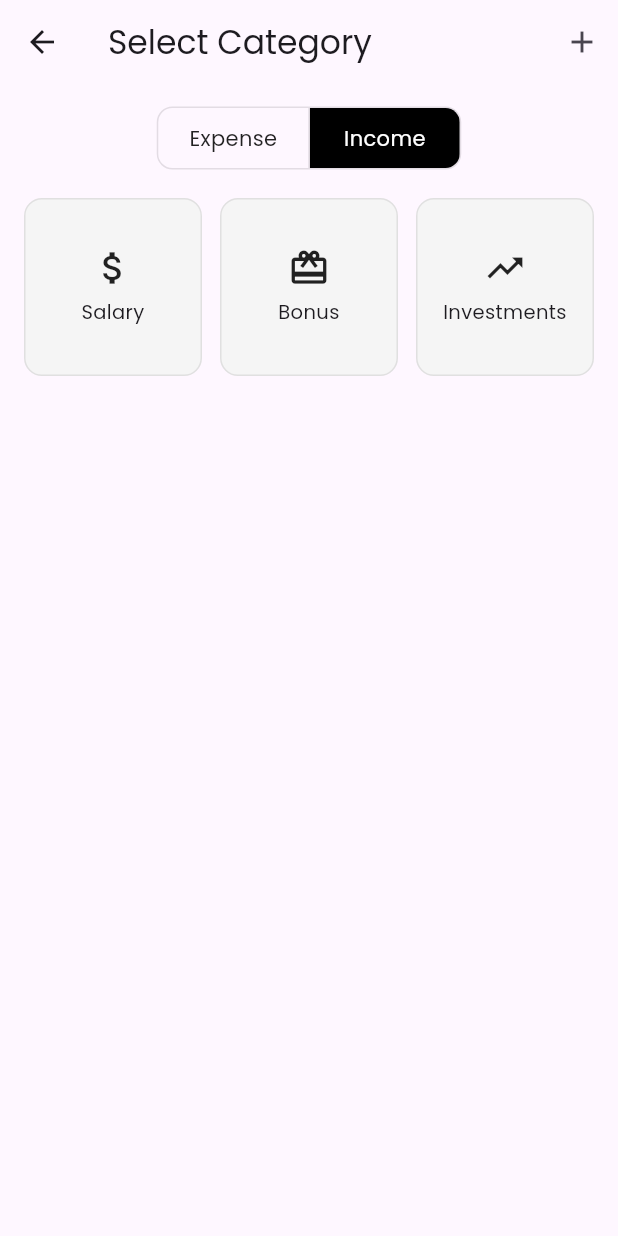
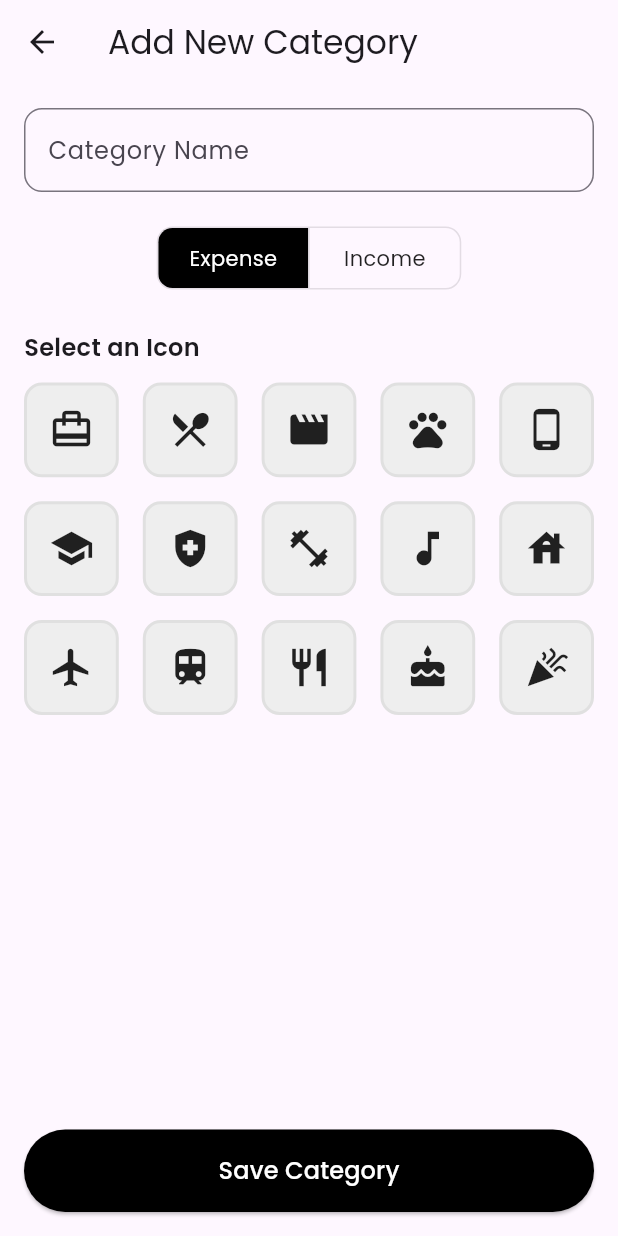
Before and after one commit to negi-tushar/expense_tracker, a Flutter app: the CategorySelectionScreen screen opened directly, after a tap on "Income", after a tap on the "add" icon, on a phone screen of 412 x 824 dp. Run offline on Flutter 3.47's test engine with Material 3 defaults, Android fonts, the phone set to English and light mode, and no system bars; our stand-ins replace equatable, fl_chart, flutter_bloc, flutter_slidable, google_fonts, hive and 1 more; accounts and stored records are empty.

Commit message:
Fixed UI and other enhancements

```diff
--- /dev/null
+++ b/lib/blocs/bloc/category_bloc.dart
@@ -0,0 +1,87 @@
+// lib/blocs/categories/category_bloc.dart
+
+import 'package:flutter/material.dart';
+import 'package:flutter_bloc/flutter_bloc.dart';
+import 'package:expense_tracker/services/hive_service.dart';
+import 'package:expense_tracker/models/category_model.dart';
+import 'category_event.dart';
+import 'category_state.dart';
+
+class CategoryBloc extends Bloc<CategoryEvent, CategoryState> {
+  CategoryBloc() : super(CategoryInitial()) {
+    // MODIFIED: We now have one handler for initialization.
+    on<InitializeCategories>(_onInitializeCategories);
+
+    on<AddCategory>(_onAddCategory);
+    on<UpdateCategory>(_onUpdateCategory);
+    on<DeleteCategory>(_onDeleteCategory);
+  }
+
+  // REWRITTEN: This handler now does everything.
+  Future<void> _onInitializeCategories(InitializeCategories event, Emitter<CategoryState> emit) async {
+    emit(CategoryLoading()); // 1. Emit Loading first
+    try {
+      // 2. Check if data is empty
+      final categories = HiveManager.getAllCategories();
+      if (categories.isEmpty) {
+        // 3. If empty, seed the database
+        final List<CategoryModel> defaultCategories = [
+          CategoryModel(name: 'Food', iconCodePoint: Icons.fastfood.codePoint, isIncome: false),
+          CategoryModel(name: 'Transport', iconCodePoint: Icons.directions_car.codePoint, isIncome: false),
+          CategoryModel(name: 'Shopping', iconCodePoint: Icons.shopping_bag.codePoint, isIncome: false),
+          CategoryModel(name: 'Bills', iconCodePoint: Icons.receipt_long.codePoint, isIncome: false),
+          CategoryModel(name: 'Entertainment', iconCodePoint: Icons.movie.codePoint, isIncome: false),
+          CategoryModel(name: 'Salary', iconCodePoint: Icons.attach_money.codePoint, isIncome: true),
+          CategoryModel(name: 'Bonus', iconCodePoint: Icons.card_giftcard.codePoint, isIncome: true),
+          CategoryModel(name: 'Investments', iconCodePoint: Icons.trending_up.codePoint, isIncome: true),
+        ];
+        for (final category in defaultCategories) {
+          await HiveManager.addCategory(category);
+        }
+      }
+      // 4. After checking/seeding, load and emit the final state.
+      await _loadAndEmitCategories(emit);
+    } catch (e) {
+      emit(CategoryError("Failed to initialize categories: ${e.toString()}"));
+    }
+  }
+
+  // MODIFIED: The other handlers now use the helper method.
+  Future<void> _onAddCategory(AddCategory event, Emitter<CategoryState> emit) async {
+    try {
+      await HiveManager.addCategory(event.category);
+      await _loadAndEmitCategories(emit);
+    } catch (e) {
+      emit(CategoryError("Failed to add category: ${e.toString()}"));
+    }
+  }
+
+  Future<void> _onUpdateCategory(UpdateCategory event, Emitter<CategoryState> emit) async {
+    try {
+      await HiveManager.updateCategory(event.category);
+      await _loadAndEmitCategories(emit);
+    } catch (e) {
+      emit(CategoryError("Failed to update category: ${e.toString()}"));
+    }
+  }
+
+  Future<void> _onDeleteCategory(DeleteCategory event, Emitter<CategoryState> emit) async {
+    try {
+      await HiveManager.deleteCategory(event.categoryKey);
+      await _loadAndEmitCategories(emit);
+    } catch (e) {
+      emit(CategoryError("Failed to delete category: ${e.toString()}"));
+    }
+  }
+
+  // ADDED: A private helper to avoid repeating code.
+  Future<void> _loadAndEmitCategories(Emitter<CategoryState> emit) async {
+    final allCategories = HiveManager.getAllCategories();
+    final incomeCategories = allCategories.where((cat) => cat.isIncome).toList();
+    final expenseCategories = allCategories.where((cat) => !cat.isIncome).toList();
+    emit(CategoryLoaded(
+      incomeCategories: incomeCategories,
+      expenseCategories: expenseCategories,
+    ));
+  }
+}
--- /dev/null
+++ b/lib/blocs/bloc/category_event.dart
@@ -0,0 +1,39 @@
+// lib/blocs/categories/category_event.dart
+
+import 'package:equatable/equatable.dart';
+import 'package:expense_tracker/models/category_model.dart';
+
+abstract class CategoryEvent extends Equatable {
+  const CategoryEvent();
+
+  @override
+  List<Object> get props => [];
+}
+
+// MODIFIED: This is now the single event for all loading/initialization.
+/// Event to initialize categories: seeds default data if needed, then loads all.
+class InitializeCategories extends CategoryEvent {}
+
+// Add, Update, and Delete events remain the same...
+class AddCategory extends CategoryEvent {
+  final CategoryModel category;
+  const AddCategory(this.category);
+  @override
+  List<Object> get props => [category];
+}
+
+class UpdateCategory extends CategoryEvent {
+  final CategoryModel category;
+  const UpdateCategory(this.category);
+  @override
+  List<Object> get props => [category];
+}
+
+class DeleteCategory extends CategoryEvent {
+  final int categoryKey;
+
+  const DeleteCategory(this.categoryKey);
+
+  @override
+  List<Object> get props => [categoryKey];
+}
--- /dev/null
+++ b/lib/blocs/bloc/category_state.dart
@@ -0,0 +1,41 @@
+// lib/blocs/categories/category_state.dart
+
+import 'package:equatable/equatable.dart';
+import 'package:expense_tracker/models/category_model.dart';
+
+abstract class CategoryState extends Equatable {
+  const CategoryState();
+
+  @override
+  List<Object> get props => [];
+}
+
+/// The initial state before any action has been taken
+class CategoryInitial extends CategoryState {}
+
+/// State while categories are being loaded from the database
+class CategoryLoading extends CategoryState {}
+
+/// State when categories have been successfully loaded
+class CategoryLoaded extends CategoryState {
+  final List<CategoryModel> incomeCategories;
+  final List<CategoryModel> expenseCategories;
+
+  const CategoryLoaded({
+    this.incomeCategories = const [],
+    this.expenseCategories = const [],
+  });
+
+  @override
+  List<Object> get props => [incomeCategories, expenseCategories];
+}
+
+/// State when an error occurs during category operations
+class CategoryError extends CategoryState {
+  final String message;
+
+  const CategoryError(this.message);
+
+  @override
+  List<Object> get props => [message];
+}
--- a/lib/models/category_model.dart
+++ b/lib/models/category_model.dart
@@ -15,10 +15,16 @@ class CategoryModel extends HiveObject {
   // Optionally store fontFamily if you want, else use default Icons font
   @HiveField(2)
   String? fontFamily;
-  @HiveField(3)
-  int id;
 
-  CategoryModel({required this.name, required this.iconCodePoint, this.fontFamily, required this.id});
+  @HiveField(4)
+  bool isIncome;
+
+  CategoryModel({
+    required this.name,
+    required this.isIncome,
+    required this.iconCodePoint,
+    this.fontFamily,
+  });
 
   // Helper to get IconData back easily
   IconData get iconData => IconData(iconCodePoint, fontFamily: fontFamily ?? 'MaterialIcons');
--- /dev/null
+++ b/lib/screens/add_category_screen.dart
@@ -0,0 +1,190 @@
+import 'package:expense_tracker/blocs/bloc/category_bloc.dart';
+import 'package:expense_tracker/blocs/bloc/category_event.dart';
+import 'package:expense_tracker/models/category_model.dart'; // ADDED
+import 'package:flutter/material.dart';
+import 'package:flutter_bloc/flutter_bloc.dart'; // ADDED
+import 'package:google_fonts/google_fonts.dart';
+import 'package:uuid/uuid.dart'; // ADDED: Import the uuid package
+
+const uuid = Uuid(); // ADDED: Create a uuid generator instance
+
+class AddCategoryScreen extends StatefulWidget {
+  const AddCategoryScreen({super.key});
+
+  @override
+  State<AddCategoryScreen> createState() => _AddCategoryScreenState();
+}
+
+class _AddCategoryScreenState extends State<AddCategoryScreen> {
+  final _nameController = TextEditingController();
+  IconData? _selectedIcon;
+  bool _isIncome = false; // ADDED: State to track category type
+
+  // A predefined list of icons for the user to choose from
+  final List<IconData> _icons = [
+    Icons.card_travel,
+    Icons.local_dining,
+    Icons.movie,
+    Icons.pets,
+    Icons.phone_android,
+    Icons.school,
+    Icons.health_and_safety,
+    Icons.fitness_center,
+    Icons.music_note,
+    Icons.house,
+    Icons.flight,
+    Icons.train,
+    Icons.restaurant,
+    Icons.cake,
+    Icons.celebration,
+  ];
+
+  @override
+  void dispose() {
+    _nameController.dispose();
+    super.dispose();
+  }
+
+  // ADDED: New widget for the Expense/Income toggle
+  Widget _buildTypeToggle() {
+    return Center(
+      child: ToggleButtons(
+        isSelected: [!_isIncome, _isIncome],
+        borderRadius: BorderRadius.circular(10),
+        fillColor: Colors.black,
+        selectedColor: Colors.white,
+        color: Colors.black87,
+        constraints: const BoxConstraints(minHeight: 40, minWidth: 100),
+        onPressed: (index) {
+          setState(() {
+            _isIncome = index == 1;
+          });
+        },
+        children: [
+          Text("Expense", style: GoogleFonts.poppins()),
+          Text("Income", style: GoogleFonts.poppins()),
+        ],
+      ),
+    );
+  }
+
+  @override
+  Widget build(BuildContext context) {
+    return Scaffold(
+      appBar: AppBar(
+        title: Text('Add New Category', style: GoogleFonts.poppins()),
+      ),
+      body: Padding(
+        padding: const EdgeInsets.all(16.0),
+        child: Column(
+          crossAxisAlignment: CrossAxisAlignment.start,
+          children: [
+            // Category Name TextField
+            TextField(
+              controller: _nameController,
+              decoration: InputDecoration(
+                labelText: "Category Name",
+                labelStyle: GoogleFonts.poppins(),
+                border: OutlineInputBorder(
+                  borderRadius: BorderRadius.circular(12),
+                ),
+              ),
+            ),
+            const SizedBox(height: 20),
+
+            // ADDED: Call the toggle widget
+            _buildTypeToggle(),
+            const SizedBox(height: 24),
+
+            // Icon Selection Grid
+            Text(
+              "Select an Icon",
+              style: GoogleFonts.poppins(fontSize: 16, fontWeight: FontWeight.w600),
+            ),
+            const SizedBox(height: 12),
+            Expanded(
+              child: GridView.builder(
+                itemCount: _icons.length,
+                gridDelegate: const SliverGridDelegateWithFixedCrossAxisCount(
+                  crossAxisCount: 5,
+                  crossAxisSpacing: 16,
+                  mainAxisSpacing: 16,
+                ),
+                itemBuilder: (context, index) {
+                  final icon = _icons[index];
+                  final isSelected = _selectedIcon == icon;
+                  return GestureDetector(
+                    onTap: () {
+                      setState(() {
+                        _selectedIcon = icon;
+                      });
+                    },
+                    child: Container(
+                      decoration: BoxDecoration(
+                        color: isSelected ? Colors.black : Colors.grey.shade200,
+                        borderRadius: BorderRadius.circular(12),
+                        border: Border.all(
+                          color: isSelected ? Colors.black : Colors.grey.shade300,
+                          width: 2,
+                        ),
+                      ),
+                      child: Icon(
+                        icon,
+                        size: 30,
+                        color: isSelected ? Colors.white : Colors.black87,
+                      ),
+                    ),
+                  );
+                },
+              ),
+            ),
+            const SizedBox(height: 24),
+
+            // Save Button
+            SizedBox(
+              width: double.infinity,
+              child: ElevatedButton(
+                style: ElevatedButton.styleFrom(
+                  padding: const EdgeInsets.symmetric(vertical: 16),
+                  backgroundColor: Colors.black,
+                  foregroundColor: Colors.white,
+                ),
+                // MODIFIED: Updated onPressed to use the BLoC
+                onPressed: () {
+                  final categoryName = _nameController.text.trim();
+                  if (categoryName.isEmpty) {
+                    ScaffoldMessenger.of(context).showSnackBar(
+                      const SnackBar(content: Text("Please enter a category name.")),
+                    );
+                    return;
+                  }
+                  if (_selectedIcon == null) {
+                    ScaffoldMessenger.of(context).showSnackBar(
+                      const SnackBar(content: Text("Please select an icon.")),
+                    );
+                    return;
+                  }
+
+                  // Create the new category model
+                  final newCategory = CategoryModel(
+                    name: categoryName,
+                    iconCodePoint: _selectedIcon!.codePoint,
+                    fontFamily: _selectedIcon!.fontFamily,
+                    isIncome: _isIncome,
+                  );
+
+                  // Dispatch the event to the CategoryBloc
+                  context.read<CategoryBloc>().add(AddCategory(newCategory));
+
+                  // Go back to the previous screen
+                  Navigator.of(context).pop();
+                },
+                child: Text('Save Category', style: GoogleFonts.poppins(fontSize: 16)),
+              ),
+            ),
+          ],
+        ),
+      ),
+    );
+  }
+}
--- a/lib/screens/category_screen.dart
+++ b/lib/screens/category_screen.dart
@@ -1,14 +1,20 @@
+import 'package:expense_tracker/blocs/bloc/category_bloc.dart';
+import 'package:expense_tracker/blocs/bloc/category_event.dart';
+import 'package:expense_tracker/blocs/bloc/category_state.dart';
 import 'package:expense_tracker/blocs/transactions/transaction_bloc.dart';
 import 'package:expense_tracker/blocs/transactions/transaction_event.dart';
 import 'package:expense_tracker/blocs/transactions/transaction_state.dart';
 import 'package:expense_tracker/models/category_model.dart';
 import 'package:expense_tracker/models/transaction_model.dart';
+import 'package:expense_tracker/screens/add_category_screen.dart';
 import 'package:flutter/material.dart';
 import 'package:flutter_bloc/flutter_bloc.dart';
 import 'package:google_fonts/google_fonts.dart';
 
 class CategorySelectionScreen extends StatefulWidget {
-  const CategorySelectionScreen({super.key});
+  final TransactionModel? existingTransaction;
+
+  const CategorySelectionScreen({super.key, this.existingTransaction});
 
   @override
   State<CategorySelectionScreen> createState() => _CategorySelectionScreenState();
@@ -21,23 +27,22 @@ class _CategorySelectionScreenState extends State<CategorySelectionScreen> {
   final _noteController = TextEditingController();
   DateTime selectedDate = DateTime.now();
 
-  final List<CategoryModel> expenseCategories = [
-    CategoryModel(name: 'Food', iconCodePoint: Icons.fastfood.codePoint, id: DateTime.now().microsecondsSinceEpoch),
-    CategoryModel(
-        name: 'Transport', iconCodePoint: Icons.directions_car.codePoint, id: DateTime.now().microsecondsSinceEpoch),
-    CategoryModel(
-        name: 'Shopping', iconCodePoint: Icons.shopping_bag.codePoint, id: DateTime.now().microsecondsSinceEpoch),
-    CategoryModel(name: 'Rent', iconCodePoint: Icons.home.codePoint, id: DateTime.now().microsecondsSinceEpoch),
-  ];
+  @override
+  void initState() {
+    super.initState();
+    // If we are editing, pre-fill the state from the transaction
+    if (widget.existingTransaction != null) {
+      final txn = widget.existingTransaction!;
+      setState(() {
+        isIncome = txn.isIncome;
+        // The rest of the data will be pre-filled when the bottom sheet is shown
+      });
+    }
+  }
 
-  final List<CategoryModel> incomeCategories = [
-    CategoryModel(
-        name: 'Salary', iconCodePoint: Icons.attach_money.codePoint, id: DateTime.now().microsecondsSinceEpoch),
-    CategoryModel(
-        name: 'Bonus', iconCodePoint: Icons.card_giftcard.codePoint, id: DateTime.now().microsecondsSinceEpoch),
-    CategoryModel(
-        name: 'Investments', iconCodePoint: Icons.trending_up.codePoint, id: DateTime.now().microsecondsSinceEpoch),
-  ];
+  // REMOVED: No longer need local lists
+  // final List<CategoryModel> expenseCategories = [];
+  // final List<CategoryModel> incomeCategories = [];
 
   @override
   void dispose() {
@@ -48,7 +53,9 @@ class _CategorySelectionScreenState extends State<CategorySelectionScreen> {
 
   @override
   Widget build(BuildContext context) {
-    final categories = isIncome ? incomeCategories : expenseCategories;
+    // REMOVED: This logic moves inside the BlocBuilder
+    // final categories = isIncome ? incomeCategories : expenseCategories;
+
     return BlocListener<TransactionBloc, TransactionState>(
       listener: (context, state) {
         if (state is TransactionLoaded) {
@@ -62,24 +69,59 @@ class _CategorySelectionScreenState extends State<CategorySelectionScreen> {
             IconButton(
               icon: const Icon(Icons.add),
               tooltip: "Add Category",
-              onPressed: () {},
+              onPressed: () {
+                // Assuming you have a named route for AddCategoryScreen
+                Navigator.push(context, MaterialPageRoute(builder: (context) => const AddCategoryScreen()));
+              },
             ),
           ],
         ),
-        body: Column(
+        // MODIFIED: Wrap the body's content with a BlocBuilder
+        body: BlocBuilder<CategoryBloc, CategoryState>(
+          builder: (context, state) {
+            // Handle Loading State
+            if (state is CategoryLoading || state is CategoryInitial) {
+              return const Center(child: CircularProgressIndicator());
+            }
+
+            // Handle Error State
+            if (state is CategoryError) {
+              return Center(child: Text('Error: ${state.message}'));
+            }
+
+            // Handle Loaded State
+            if (state is CategoryLoaded) {
+              final categories = isIncome ? state.incomeCategories : state.expenseCategories;
+              return Column(
+                crossAxisAlignment: CrossAxisAlignment.start,
                 children: [
                   const SizedBox(height: 12),
                   _buildToggleSwitch(),
-            Expanded(child: _buildCategoryGrid(categories)),
+                  Expanded(
+                    child: categories.isEmpty
+                        ? Center(
+                            child: Text(
+                              "No ${isIncome ? 'income' : 'expense'} categories found.\nAdd one using the '+' button!",
+                              textAlign: TextAlign.center,
+                              style: GoogleFonts.poppins(color: Colors.grey),
+                            ),
+                          )
+                        : _buildCategoryWrap(categories),
+                  ),
                 ],
+              );
+            }
+
+            // Fallback for any other state
+            return const Center(child: Text("Something went wrong."));
+          },
         ),
       ),
     );
   }
 
   Widget _buildToggleSwitch() {
-    return Padding(
-      padding: const EdgeInsets.symmetric(horizontal: 16),
+    return Center(
       child: ToggleButtons(
         isSelected: [!isIncome, isIncome],
         borderRadius: BorderRadius.circular(10),
@@ -100,55 +142,56 @@ class _CategorySelectionScreenState extends State<CategorySelectionScreen> {
     );
   }
 
-  Widget _buildCategoryGrid(List<CategoryModel> categories) {
-    return GridView.builder(
+  Widget _buildCategoryWrap(List<CategoryModel> categories) {
+    return SingleChildScrollView(
       padding: const EdgeInsets.all(16),
-      itemCount: categories.length,
-      gridDelegate: const SliverGridDelegateWithFixedCrossAxisCount(
-        crossAxisCount: 3,
-        crossAxisSpacing: 12,
-        mainAxisSpacing: 12,
-        childAspectRatio: 1,
-      ),
-      itemBuilder: (context, index) {
-        final category = categories[index];
+      child: Wrap(
+        spacing: 16.0,
+        runSpacing: 16.0,
+        alignment: WrapAlignment.center,
+        runAlignment: WrapAlignment.center,
+        children: categories.map((category) {
           return GestureDetector(
             onTap: () => _showAddTransactionSheet(category),
-          child: Container(
-            decoration: BoxDecoration(
-              color: Colors.grey.shade100,
-              borderRadius: BorderRadius.circular(12),
-              border: Border.all(color: Colors.grey.shade300),
-            ),
-            padding: const EdgeInsets.symmetric(vertical: 10, horizontal: 6),
+            onLongPress: () {
+              context.read<CategoryBloc>().add(DeleteCategory(category.key));
+            },
             child: Column(
-              mainAxisAlignment: MainAxisAlignment.center,
+              mainAxisSize: MainAxisSize.min,
               children: [
                 Icon(
                   IconData(category.iconCodePoint, fontFamily: category.fontFamily ?? 'MaterialIcons'),
-                  size: 28,
+                  size: 32,
                   color: Colors.black87,
                 ),
-                const SizedBox(height: 6),
+                const SizedBox(height: 8),
                 Text(
                   category.name,
                   style: GoogleFonts.poppins(fontSize: 13),
                   textAlign: TextAlign.center,
-                  maxLines: 2,
-                  overflow: TextOverflow.ellipsis,
                 ),
               ],
             ),
+          );
+        }).toList(),
       ),
-        );
-      },
     );
   }
 
+  // _showAddTransactionSheet and _buildTransactionForm methods remain the same...
   void _showAddTransactionSheet(CategoryModel category) {
+    // If we are editing, pre-fill the controllers
+    if (widget.existingTransaction != null) {
+      final txn = widget.existingTransaction!;
+      _amountController.text = txn.amount.toString();
+      _noteController.text = txn.note;
+      selectedDate = txn.date;
+    } else {
+      // If adding a new one, clear the controllers
       _amountController.clear();
       _noteController.clear();
       selectedDate = DateTime.now();
+    }
 
     showModalBottomSheet(
       context: context,
@@ -242,17 +285,39 @@ class _CategorySelectionScreenState extends State<CategorySelectionScreen> {
                 return;
               }
 
-              final transaction = TransactionModel(
+              if (widget.existingTransaction != null) {
+                // UPDATE EXISTING TRANSACTION
+                final updatedTransaction = TransactionModel(
+                  id: widget.existingTransaction!.id, // Use the original ID
+                  amount: amount,
+                  note: note,
+                  date: selectedDate,
+                  categoryName: category.name, // The newly selected category name
+                  isIncome: isIncome,
+                  icon: category.iconCodePoint, // The newly selected category icon
+                );
+                // The 'key' from HiveObject will be preserved automatically
+                updatedTransaction.id = widget.existingTransaction!.id;
+                context.read<TransactionBloc>().add(UpdateTransaction(updatedTransaction));
+              } else {
+                // ADD NEW TRANSACTION (your existing logic)
+                final newTransaction = TransactionModel(
                   id: DateTime.now().millisecondsSinceEpoch.toString(),
                   amount: amount,
                   note: note,
                   date: selectedDate,
                   categoryName: category.name,
                   isIncome: isIncome,
-                  icon: category.iconCodePoint);
+                  icon: category.iconCodePoint,
+                );
+                context.read<TransactionBloc>().add(AddTransaction(newTransaction));
+              }
 
-              context.read<TransactionBloc>().add(AddTransaction(transaction));
+              Navigator.pop(context); // Close bottom sheet
+              // If editing, pop twice to go back to home screen
+              if (widget.existingTransaction != null) {
                 Navigator.pop(context);
+              }
             },
             child: const Text("Add Transaction"),
           ),
--- a/lib/services/hive_service.dart
+++ b/lib/services/hive_service.dart
@@ -48,18 +48,18 @@ class HiveManager {
   static Box<CategoryModel> get _categoryBox => Hive.box<CategoryModel>(categoriesBoxName);
 
   static Future<void> addCategory(CategoryModel category) async {
-    await _categoryBox.put(category.id, category);
+    await _categoryBox.add(category);
   }
 
   static List<CategoryModel> getAllCategories() {
     return _categoryBox.values.toList();
   }
 
-  static Future<void> deleteCategory(String id) async {
+  static Future<void> deleteCategory(int id) async {
     await _categoryBox.delete(id);
   }
 
   static Future<void> updateCategory(CategoryModel category) async {
-    await _categoryBox.put(category.id, category);
+    await category.save();
   }
 }
--- a/pubspec.yaml
+++ b/pubspec.yaml
@@ -42,6 +42,9 @@ dependencies:
   hive_flutter: ^1.1.0
   path_provider: ^2.1.5
   flutter_bloc: ^9.1.1
+  equatable: ^2.0.7
+  uuid: ^4.5.1
+  flutter_slidable: ^4.0.0
 
 dev_dependencies:
   flutter_test:
```
Also changed, not shown: lib/main.dart (+8 -1 lines), lib/screens/homescreen.dart (+41 -3 lines), lib/constants/constants.dart (added), lib/models/category_model.g.dart. Lines whose indentation alone changed are shown as unchanged.
